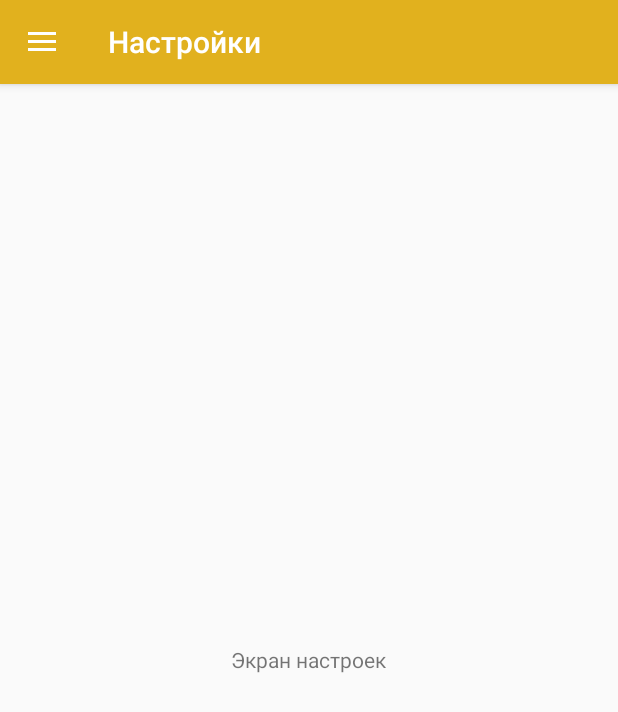
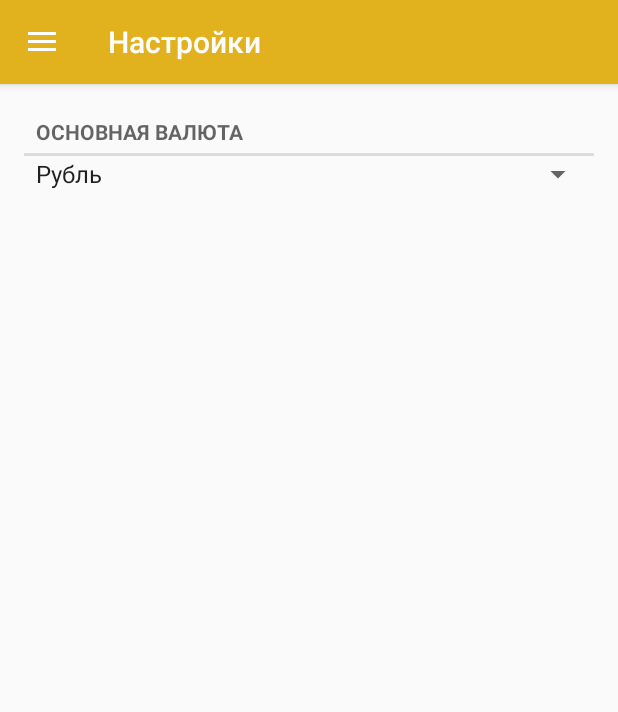
Before and after one commit to 24nch3z/CrackerFinance, an Android app: the screen it shows after launch (MainActivity), in the side drawer, after a tap on "Настройки", on a phone screen of 412 x 824 dp. Shown: the top 712 px of the screen. Run offline under Robolectric (Android 15) with nearby library versions, the light colour scheme and no system bars.

Commit message:
Реализовал экран настроек, добавил выбор валюты

```diff
--- a/app/src/main/java/ru/s4nchez/crackerfinance/MainActivity.java
+++ b/app/src/main/java/ru/s4nchez/crackerfinance/MainActivity.java
@@ -14,6 +14,7 @@ import android.view.MenuItem;
 import ru.s4nchez.crackerfinance.screens.about.FragmentAboutScreen;
 import ru.s4nchez.crackerfinance.screens.main.FragmentMainScreen;
 import ru.s4nchez.crackerfinance.screens.settings.FragmentSettingsScreen;
+import ru.s4nchez.crackerfinance.utils.MyToast;
 
 public class MainActivity extends AppCompatActivity
         implements NavigationView.OnNavigationItemSelectedListener {
@@ -41,7 +42,6 @@ public class MainActivity extends AppCompatActivity
         Fragment fragment = fm.findFragmentById(R.id.container);
         if (fragment == null) {
             setFragment(FragmentMainScreen.newInstance());
-            setToolbarText("Главная");
         }
     }
 
--- /dev/null
+++ b/app/src/main/java/ru/s4nchez/crackerfinance/Settings.java
@@ -0,0 +1,28 @@
+package ru.s4nchez.crackerfinance;
+
+import android.content.Context;
+
+import ru.s4nchez.crackerfinance.utils.MySharedPref;
+
+public class Settings {
+
+    private static final Settings sSettings = new Settings();
+
+    private static final String CURRENCY = "CURRENCY";
+    private static final String DEFAULT_CURRENCY = "RUB";
+
+    private Settings() {
+    }
+
+    public static Settings get() {
+        return sSettings;
+    }
+
+    public void setCurrency(Context c, String currency) {
+        MySharedPref.save(c, CURRENCY, currency);
+    }
+
+    public String getCurrency(Context c) {
+        return MySharedPref.getString(c, CURRENCY, DEFAULT_CURRENCY);
+    }
+}
--- a/app/src/main/java/ru/s4nchez/crackerfinance/model/Repository.java
+++ b/app/src/main/java/ru/s4nchez/crackerfinance/model/Repository.java
@@ -25,11 +25,13 @@ public class Repository {
                 Currencies.get().ruble(), 440));
         mOperations.add(new Operation(OperationType.cost,
                 Currencies.get().ruble(), 315));
-        mOperations.add(new Operation(OperationType.cost,
+        mOperations.add(new Operation(OperationType.income,
                 Currencies.get().ruble(), 30));
         mOperations.add(new Operation(OperationType.cost,
                 Currencies.get().ruble(), 1193));
         mOperations.add(new Operation(OperationType.cost,
+                Currencies.get().ruble(), 550));
+        mOperations.add(new Operation(OperationType.income,
                 Currencies.get().ruble(), 550));
         mOperations.add(new Operation(OperationType.cost,
                 Currencies.get().ruble(), 123));
@@ -39,7 +41,9 @@ public class Repository {
                 Currencies.get().ruble(), 500));
         mOperations.add(new Operation(OperationType.cost,
                 Currencies.get().ruble(), 540));
-    };
+    }
+
+    ;
 
     public static Repository get() {
         if (sRepository == null) {
--- a/app/src/main/java/ru/s4nchez/crackerfinance/model/currency/Currencies.java
+++ b/app/src/main/java/ru/s4nchez/crackerfinance/model/currency/Currencies.java
@@ -1,11 +1,22 @@
 package ru.s4nchez.crackerfinance.model.currency;
+
+import java.util.ArrayList;
+import java.util.List;
 
 public class Currencies {
 
     private static Currencies sCurrencies;
 
+    private List<Currency> mCurrencies;
+
     private Currency mRuble = new Currency("Рубль", "RUB", "\u20BD");
     private Currency mDollar = new Currency("Доллар", "USD", "$");
+
+    private Currencies() {
+        mCurrencies = new ArrayList<>();
+        mCurrencies.add(mRuble);
+        mCurrencies.add(mDollar);
+    }
 
     public static Currencies get() {
         if (sCurrencies == null) {
@@ -21,4 +32,43 @@ public class Currencies {
     public Currency dollar() {
         return mDollar;
     }
+
+    public List<String> getCurrencyNames() {
+        List<String> labels = new ArrayList<>(mCurrencies.size());
+        for (Currency c : mCurrencies) {
+            labels.add(c.getName());
+        }
+        return labels;
+    }
+
+    public String getCodeByName(String name) {
+        for (Currency c : mCurrencies) {
+            if (name.equals(c.getName())) {
+                return c.getCode();
+            }
+        }
+        return null;
+    }
+
+    public String getNameByCode(String code) {
+        for (Currency c : mCurrencies) {
+            if (code.equals(c.getCode())) {
+                return c.getName();
+            }
+        }
+        return null;
+    }
+
+    public List<Currency> getCurrencies() {
+        return mCurrencies;
+    }
+
+    public Currency getCurrencyByCode(String code) {
+        for (Currency currency : Currencies.get().getCurrencies()) {
+            if (code.equalsIgnoreCase(currency.getCode())) {
+                return currency;
+            }
+        }
+        return null;
+    }
 }
--- a/app/src/main/java/ru/s4nchez/crackerfinance/screens/about/FragmentAboutScreen.java
+++ b/app/src/main/java/ru/s4nchez/crackerfinance/screens/about/FragmentAboutScreen.java
@@ -32,9 +32,8 @@ public class FragmentAboutScreen extends Fragment {
             e.printStackTrace();
         }
 
-        // TODO: Вынести в строки
         if (versionName != null) {
-            binding.version.setText( "Версия приложения: " + versionName);
+            binding.version.setText(getText(R.string.about_screen_version) + " " + versionName);
         }
 
         return binding.getRoot();
--- a/app/src/main/java/ru/s4nchez/crackerfinance/screens/main/FragmentMainScreen.java
+++ b/app/src/main/java/ru/s4nchez/crackerfinance/screens/main/FragmentMainScreen.java
@@ -34,7 +34,7 @@ public class FragmentMainScreen extends Fragment {
                 .inflate(inflater, R.layout.fragment_main_screen, container, false);
 
         mCracker = new Cracker();
-        mModel = new Model(mCracker, mRepository);
+        mModel = new Model(mCracker, mRepository, getContext());
         mViewModel = new MainScreenViewModel(mModel);
         binding.setViewModel(mViewModel);
 
--- a/app/src/main/java/ru/s4nchez/crackerfinance/screens/main/Model.java
+++ b/app/src/main/java/ru/s4nchez/crackerfinance/screens/main/Model.java
@@ -1,5 +1,8 @@
 package ru.s4nchez.crackerfinance.screens.main;
 
+import android.content.Context;
+
+import ru.s4nchez.crackerfinance.Settings;
 import ru.s4nchez.crackerfinance.model.Cracker;
 import ru.s4nchez.crackerfinance.model.Repository;
 import ru.s4nchez.crackerfinance.model.currency.Currencies;
@@ -13,11 +16,17 @@ public class Model {
     private double mTotal;
     private Currency mCurrency;
 
-    public Model(Cracker cracker, Repository repository) {
+    public Model(Cracker cracker, Repository repository, Context context) {
         mCracker = cracker;
         mRepository = repository;
-        mCurrency = Currencies.get().dollar();
+        initCurrency(context);
         calculateTotal();
+    }
+
+    private void initCurrency(Context context) {
+        String currencyCode = Settings.get().getCurrency(context);
+        Currency currency = Currencies.get().getCurrencyByCode(currencyCode);
+        mCurrency = currency == null ? Currencies.get().ruble() : currency;
     }
 
     public void calculateTotal() {
--- a/app/src/main/java/ru/s4nchez/crackerfinance/screens/settings/FragmentSettingsScreen.java
+++ b/app/src/main/java/ru/s4nchez/crackerfinance/screens/settings/FragmentSettingsScreen.java
@@ -1,18 +1,21 @@
 package ru.s4nchez.crackerfinance.screens.settings;
 
-import android.databinding.DataBindingUtil;
 import android.os.Bundle;
 import android.support.v4.app.Fragment;
 import android.view.LayoutInflater;
 import android.view.View;
 import android.view.ViewGroup;
+import android.widget.AdapterView;
+import android.widget.ArrayAdapter;
+import android.widget.Spinner;
+
+import java.util.List;
 
 import ru.s4nchez.crackerfinance.R;
-import ru.s4nchez.crackerfinance.databinding.FragmentSettingsScreenBinding;
+import ru.s4nchez.crackerfinance.Settings;
+import ru.s4nchez.crackerfinance.model.currency.Currencies;
 
 public class FragmentSettingsScreen extends Fragment {
-
-    private SettingsScreenViewModel mViewModel;
 
     public static FragmentSettingsScreen newInstance() {
         FragmentSettingsScreen fragment = new FragmentSettingsScreen();
@@ -22,12 +25,41 @@ public class FragmentSettingsScreen extends Fragment {
     @Override
     public View onCreateView(LayoutInflater inflater, ViewGroup container,
                              Bundle savedInstanceState) {
-        FragmentSettingsScreenBinding binding = DataBindingUtil
-                .inflate(inflater, R.layout.fragment_settings_screen, container, false);
+        View view = inflater.inflate(R.layout.fragment_settings_screen, container, false);
+        initCurrencySpinner(view);
+        return view;
+    }
 
-        mViewModel = new SettingsScreenViewModel();
-        binding.setViewModel(mViewModel);
+    private void initCurrencySpinner(View view) {
+        final List<String> currencyList = Currencies.get().getCurrencyNames();
+        ArrayAdapter<String> adapter = new ArrayAdapter<>(getActivity(),
+                android.R.layout.simple_spinner_item, currencyList);
+        adapter.setDropDownViewResource(android.R.layout.simple_spinner_dropdown_item);
+        Spinner spinner = view.findViewById(R.id.spinnerCurrency);
+        spinner.setAdapter(adapter);
 
-        return binding.getRoot();
+        String valueCode = Settings.get().getCurrency(getContext());
+        String valueName = Currencies.get().getNameByCode(valueCode);
+        int valuePosition = 0;
+        for (int i = 0; i < currencyList.size(); i++) {
+            if (currencyList.get(i).equalsIgnoreCase(valueName)) {
+                valuePosition = i;
+                break;
+            }
+        }
+        spinner.setSelection(valuePosition);
+
+        spinner.setOnItemSelectedListener(new AdapterView.OnItemSelectedListener() {
+            @Override
+            public void onItemSelected(AdapterView<?> adapterView, View view, int i, long l) {
+                String currencyName = currencyList.get(i);
+                String currencyCode = Currencies.get().getCodeByName(currencyName);
+                Settings.get().setCurrency(getContext(), currencyCode);
+            }
+
+            @Override
+            public void onNothingSelected(AdapterView<?> adapterView) {
+            }
+        });
     }
 }
--- a/app/src/main/java/ru/s4nchez/crackerfinance/screens/settings/SettingsScreenViewModel.java
+++ /dev/null
@@ -1,8 +0,0 @@
-package ru.s4nchez.crackerfinance.screens.settings;
-
-public class SettingsScreenViewModel {
-
-    public SettingsScreenViewModel() {
-
-    }
-}
--- a/app/src/main/res/layout/fragment_about_screen.xml
+++ b/app/src/main/res/layout/fragment_about_screen.xml
@@ -7,7 +7,6 @@
     <ScrollView
         android:layout_width="match_parent"
         android:layout_height="match_parent">
-
 
         <LinearLayout
             android:layout_width="match_parent"
@@ -30,7 +29,7 @@
                 <TextView
                     android:layout_width="wrap_content"
                     android:layout_height="wrap_content"
-                    android:text="К"
+                    android:text="@string/about_screen_title_part1"
                     android:textColor="@color/colorPrimaryDark"
                     android:textSize="@dimen/about_screen_title_size"
                     android:textStyle="bold"/>
@@ -38,7 +37,7 @@
                 <TextView
                     android:layout_width="wrap_content"
                     android:layout_height="wrap_content"
-                    android:text="рекер финансов"
+                    android:text="@string/about_screen_title_part2"
                     android:textColor="@color/colorPrimary"
                     android:textSize="@dimen/about_screen_title_size"
                     android:textStyle="bold"/>
@@ -51,7 +50,6 @@
                 android:layout_height="wrap_content"
                 android:layout_gravity="center"
                 android:layout_weight="1"
-                android:text="TextView"
                 tool:text="Версия приложения: 1.0.0"/>
         </LinearLayout>
     </ScrollView>
--- a/app/src/main/res/layout/fragment_settings_screen.xml
+++ b/app/src/main/res/layout/fragment_settings_screen.xml
@@ -1,22 +1,24 @@
 <?xml version="1.0" encoding="utf-8"?>
-<layout
-    xmlns:android="http://schemas.android.com/apk/res/android">
+<ScrollView
+    xmlns:android="http://schemas.android.com/apk/res/android"
+    android:layout_width="match_parent"
+    android:layout_height="match_parent"
+    android:padding="16dp">
 
-    <data>
-        <variable
-            name="viewModel"
-            type="ru.s4nchez.crackerfinance.screens.settings.SettingsScreenViewModel"/>
-    </data>
-
-    <FrameLayout
+    <LinearLayout
         android:layout_width="match_parent"
-        android:layout_height="match_parent">
+        android:layout_height="match_parent"
+        android:orientation="vertical">
 
         <TextView
-            android:id="@+id/textView2"
-            android:layout_width="wrap_content"
+            style="?android:listSeparatorTextViewStyle"
+            android:layout_width="match_parent"
             android:layout_height="wrap_content"
-            android:layout_gravity="center"
-            android:text="Экран настроек"/>
-    </FrameLayout>
-</layout>
+            android:text="@string/settings_screen_currency"/>
+
+        <Spinner
+            android:id="@+id/spinnerCurrency"
+            android:layout_width="match_parent"
+            android:layout_height="wrap_content"/>
+    </LinearLayout>
+</ScrollView>
--- a/app/src/main/res/layout/item_operation.xml
+++ b/app/src/main/res/layout/item_operation.xml
@@ -1,14 +1,14 @@
 <?xml version="1.0" encoding="utf-8"?>
-<layout xmlns:tool="http://schemas.android.com/tools"
-        xmlns:app="http://schemas.android.com/apk/res-auto">
+<layout xmlns:android="http://schemas.android.com/apk/res/android"
+        xmlns:tool="http://schemas.android.com/tools">
     <data>
+        <import type="ru.s4nchez.crackerfinance.model.OperationType"/>
         <variable
             name="viewModel"
             type="ru.s4nchez.crackerfinance.screens.main.list.OperationViewModel"/>
     </data>
 
     <android.support.v7.widget.CardView
-        xmlns:android="http://schemas.android.com/apk/res/android"
         android:layout_width="match_parent"
         android:layout_height="wrap_content">
 
@@ -21,9 +21,16 @@
             <TextView
                 android:layout_width="wrap_content"
                 android:layout_height="wrap_content"
-                android:text='@{viewModel.operation.sum + viewModel.operation.currency.symbol}'
-                android:textColor="@color/colorAccent"
+                android:text='@{(viewModel.operation.type == OperationType.income ? "" : "-") + viewModel.operation.sum + viewModel.operation.currency.symbol}'
+                android:textColor="@{viewModel.operation.type == OperationType.income ? @color/colorAccent : @color/colorPrimaryDark}"
                 tool:text="100$"/>
+
+            <TextView
+                android:layout_width="wrap_content"
+                android:layout_height="wrap_content"
+                android:layout_gravity="right"
+                android:text="23.07.18"
+                android:textColor="@color/colorAccent"/>
         </FrameLayout>
     </android.support.v7.widget.CardView>
 </layout>
--- a/app/src/main/res/layout/nav_header_main.xml
+++ b/app/src/main/res/layout/nav_header_main.xml
@@ -18,7 +18,6 @@
         android:layout_width="wrap_content"
         android:layout_height="match_parent"
         android:layout_weight="1"
-        android:contentDescription="@string/nav_header_desc"
         android:paddingTop="@dimen/nav_header_vertical_spacing"
         android:scaleType="fitStart"
         android:adjustViewBounds="true"
@@ -28,6 +27,6 @@
         android:id="@+id/textView"
         android:layout_width="wrap_content"
         android:layout_height="wrap_content"
-        android:text="Крекер финансов"/>
+        android:text="@string/nav_header_title"/>
 
 </LinearLayout>
--- a/app/src/main/res/values/strings.xml
+++ b/app/src/main/res/values/strings.xml
@@ -2,12 +2,17 @@
     <string name="app_name">Крекер</string>
     <string name="navigation_drawer_open">Open navigation drawer</string>
     <string name="navigation_drawer_close">Close navigation drawer</string>
-    <string name="nav_header_desc">Navigation header</string>
-    <string name="action_settings">Settings</string>
 
+    <string name="nav_header_title">Крекер финансов</string>
     <string name="nav_item_main">Главная</string>
     <string name="nav_item_about">О приложении</string>
     <string name="nav_item_settings">Настройки</string>
 
     <string name="main_screen_title">Ваш баланс</string>
+
+    <string name="about_screen_version">Версия приложения:</string>
+    <string name="about_screen_title_part1">К</string>
+    <string name="about_screen_title_part2">реке₽ финансов</string>
+
+    <string name="settings_screen_currency">Основная валюта</string>
 </resources>
```
